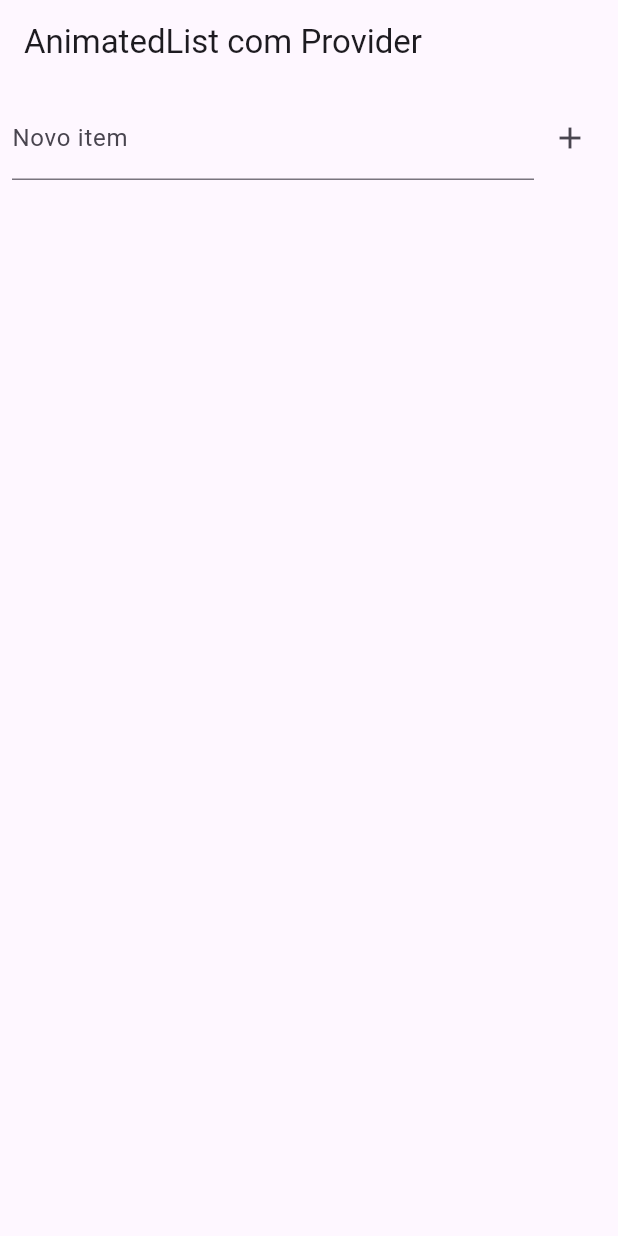
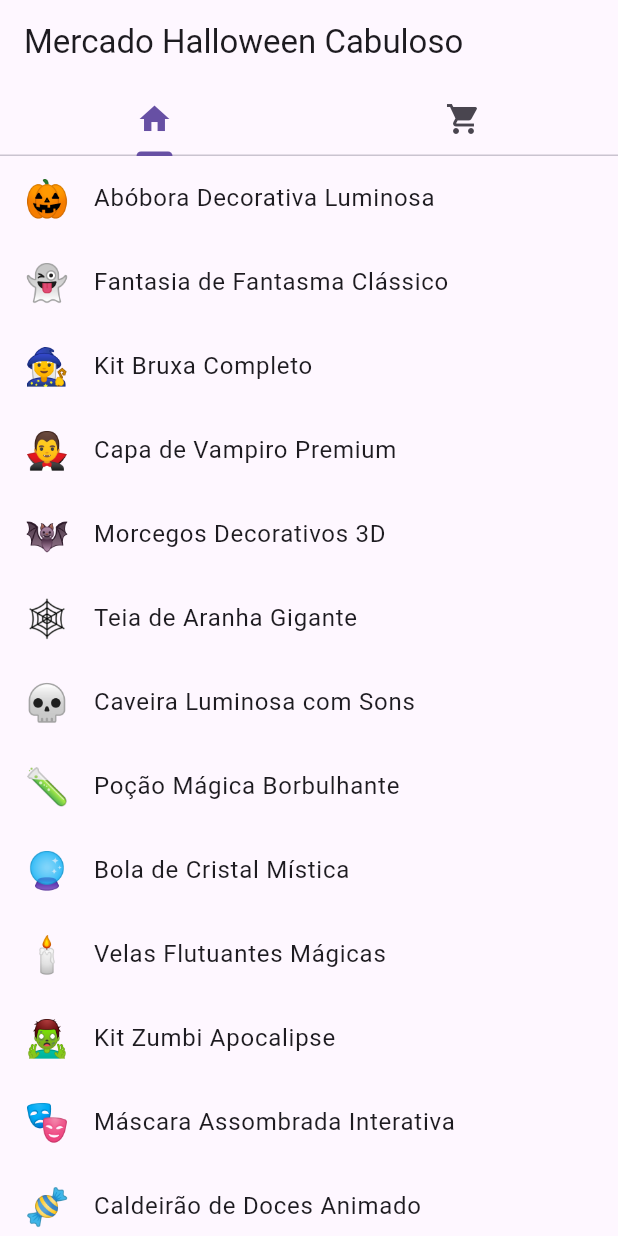
Before and after one commit to Mateus-Bueno/Aula-DevMob---5-Semestre, a Flutter app: the screen it shows after launch, on a phone screen of 412 x 824 dp. Run offline on Flutter 3.47's test engine with Material 3 defaults, Android fonts, the phone set to English and light mode, and no system bars.

Commit message:
Atualização para arquivos da nova atividade

```diff
--- a/lib/main.dart
+++ b/lib/main.dart
@@ -1,130 +1,277 @@
 import 'package:flutter/material.dart';
 import 'package:provider/provider.dart';
+import 'dart:convert';
 
 void main() {
-  runApp(
-    ChangeNotifierProvider(
-      create: (_) => ItemList(),
-      child: const MyApp(),
-    ),
-  );
+  runApp(const MyApp());
 }
 
-class MyApp extends StatelessWidget {
-  const MyApp({Key? key}) : super(key: key);
+class Produto {
+  final int id;
+  final String nome;
+  final String emoji;
+  final String descricao;
+  final double preco;
 
-  @override
-  Widget build(BuildContext context) {
-    return MaterialApp(
-      title: 'Animated ListView',
-      theme: ThemeData(primarySwatch: Colors.blue),
-      home: const AnimatedListScreen(),
+  Produto({
+    required this.id,
+    required this.nome,
+    required this.emoji,
+    required this.descricao,
+    required this.preco,
+  });
+
+  factory Produto.fromJson(Map<String, dynamic> json) {
+    return Produto(
+      id: json['id'],
+      nome: json['nome'],
+      emoji: json['emoji'],
+      descricao: json['descricao'],
+      preco: (json['preco'] as num).toDouble(),
     );
   }
 }
 
-class ItemList extends ChangeNotifier {
-  final GlobalKey<AnimatedListState> listKey = GlobalKey<AnimatedListState>();
-  final List<String> _items = [];
+class CarrinhoModel extends ChangeNotifier {
+  final List<Produto> _itens = [];
 
-  List<String> get items => List.unmodifiable(_items);
+  List<Produto> get itens => _itens;
 
-  void addItem(String item) {
-    _items.insert(0, item);
-    listKey.currentState?.insertItem(
-      0,
-      duration: const Duration(milliseconds: 300),
-    );
+  void adicionar(Produto produto) {
+    _itens.add(produto);
+    notifyListeners();
   }
 
-  void removeItem(int index) {
-    final removedItem = _items.removeAt(index);
-    listKey.currentState?.removeItem(
-      index,
-      (context, animation) => SizeTransition(
-        sizeFactor: animation,
-        child: _buildItem(removedItem),
-      ),
-      duration: const Duration(milliseconds: 300),
-    );
+  void finalizarCompra() {
+    _itens.clear();
+    notifyListeners();
   }
 
-  Widget _buildItem(String item) {
-    return Card(
-      margin: const EdgeInsets.symmetric(vertical: 5, horizontal: 10),
-      child: ListTile(title: Text(item)),
+  double get total => _itens.fold(0, (total, item) => total + item.preco);
+}
+
+const String produtosJson = '''
+{
+ "produtos_halloween": [
+ {
+ "id": 1,
+ "nome": "Abóbora Decorativa Luminosa",
+ "emoji": "🎃",
+ "descricao": "Abóbora artificial com luz LED interna, perfeita para decorar ambientes internos e externos durante o Halloween",
+ "preco": 45.90
+ },
+ {
+ "id": 2,
+ "nome": "Fantasia de Fantasma Clássico",
+ "emoji": "👻",
+ "descricao": "Roupa completa de fantasma com tecido branco flutuante e máscara assombrada",
+ "preco": 35.50
+ },
+ {
+ "id": 3,
+ "nome": "Kit Bruxa Completo",
+ "emoji": "🧙‍♀️",
+ "descricao": "Conjunto com chapéu pontudo, capa preta, varinha mágica e caldeirão decorativo",
+ "preco": 89.90
+ },
+ {
+ "id": 4,
+ "nome": "Capa de Vampiro Premium",
+ "emoji": "🧛‍♂️",
+ "descricao": "Capa elegante preta com forro vermelho, inclui dentes de vampiro e medalhão gótico",
+ "preco": 125.00
+ },
+ {
+ "id": 5,
+ "nome": "Morcegos Decorativos 3D",
+ "emoji": "🦇",
+ "descricao": "Pack com 12 morcegos de papel 3D para colar na parede e criar ambiente assombrado",
+ "preco": 22.90
+ },
+ {
+ "id": 6,
+ "nome": "Teia de Aranha Gigante",
+ "emoji": "🕸️",
+ "descricao": "Teia artificial extensível de até 2 metros, inclui aranha peluda realística",
+ "preco": 38.50
+ },
+ {
+ "id": 7,
+ "nome": "Caveira Luminosa com Sons",
+ "emoji": "💀",
+ "descricao": "Caveira decorativa com efeitos sonoros assombrados e iluminação que pisca",
+ "preco": 65.90
+ },
+ {
+ "id": 8,
+ "nome": "Poção Mágica Borbulhante",
+ "emoji": "🧪",
+ "descricao": "Kit para criar poções com efeito borbulhante e fumaça colorida, seguro para crianças",
+ "preco": 42.00
+ },
+ {
+ "id": 9,
+ "nome": "Bola de Cristal Mística",
+ "emoji": "🔮",
+ "descricao": "Bola de cristal com base ornamentada e luz LED que cria efeitos místicos",
+ "preco": 78.90
+ },
+ {
+ "id": 10,
+ "nome": "Velas Flutuantes Mágicas",
+ "emoji": "🕯️",
+ "descricao": "Conjunto de velas LED flutuantes com controle remoto para criar atmosfera mágica",
+ "preco": 95.50
+ },
+ {
+ "id": 11,
+ "nome": "Kit Zumbi Apocalipse",
+ "emoji": "🧟‍♂️",
+ "descricao": "Fantasia completa de zumbi com roupas rasgadas, maquiagem e sangue artificial",
+ "preco": 115.90
+ },
+ {
+ "id": 12,
+ "nome": "Máscara Assombrada Interativa",
+ "emoji": "🎭",
+ "descricao": "Máscara com sensores de movimento que emite sons e acende os olhos quando alguém se aproxima",
+ "preco": 87.50
+ },
+ {
+ "id": 13,
+ "nome": "Caldeirão de Doces Animado",
+ "emoji": "🍬",
+ "descricao": "Caldeirão decorativo que faz barulhos assombrados quando crianças pegam doces",
+ "preco": 58.90
+ },
+ {
+ "id": 14,
+ "nome": "Aranha Robótica Gigante",
+ "emoji": "🕷️",
+ "descricao": "Aranha motorizada de 30cm que se move sozinha e emite sons realísticos",
+ "preco": 145.00
+ },
+ {
+ "id": 15,
+ "nome": "Lápide Decorativa Personalizada",
+ "emoji": "⚰️",
+ "descricao": "Lápide de jardim personalizável com frases assombradas e acabamento envelhecido",
+ "preco": 72.50
+ }
+ ]
+}
+''';
+
+final List<Produto> produtos =
+    (jsonDecode(produtosJson)['produtos_halloween'] as List)
+        .map((value) => Produto.fromJson(value))
+        .toList();
+
+class MyApp extends StatelessWidget {
+  const MyApp({super.key});
+
+  @override
+  Widget build(BuildContext context) {
+    return ChangeNotifierProvider(
+      create: (_) => CarrinhoModel(),
+      child: MaterialApp(
+        title: 'Mercado Halloween Cabuloso',
+        home: const HomePage(),
+      ),
     );
   }
 }
 
-class AnimatedListScreen extends StatefulWidget {
-  const AnimatedListScreen({Key? key}) : super(key: key);
+class HomePage extends StatefulWidget {
+  const HomePage({super.key});
 
   @override
-  _AnimatedListScreenState createState() => _AnimatedListScreenState();
+  State<HomePage> createState() => _HomePageState();
 }
 
-class _AnimatedListScreenState extends State<AnimatedListScreen> {
-  final TextEditingController _controller = TextEditingController();
+class _HomePageState extends State<HomePage>
+    with SingleTickerProviderStateMixin {
+  late TabController _controller;
 
   @override
-  void dispose() {
-    _controller.dispose();
-    super.dispose();
+  void initState() {
+    super.initState();
+    _controller = TabController(length: 2, vsync: this);
   }
 
   @override
   Widget build(BuildContext context) {
-    final provider = context.watch<ItemList>();
-
     return Scaffold(
-      appBar: AppBar(title: const Text('AnimatedList com Provider')),
-      body: SafeArea(
-        child: Column(
-          children: [
-            Padding(
-              padding: const EdgeInsets.all(8.0),
-              child: Row(
-                children: [
-                  Expanded(
-                    child: TextField(
+      appBar: AppBar(
+        title: const Text("Mercado Halloween Cabuloso"),
+        bottom: TabBar(
           controller: _controller,
-                      decoration: const InputDecoration(labelText: 'Novo item'),
-                    ),
-                  ),
-                  IconButton(
-                    icon: const Icon(Icons.add),
-                    onPressed: () {
-                      final text = _controller.text.trim();
-                      if (text.isEmpty) return;
-                      provider.addItem(text);
-                      _controller.clear();
-                    },
-                  ),
+          tabs: const [
+            Tab(icon: Icon(Icons.home)),
+            Tab(icon: Icon(Icons.shopping_cart)),
           ],
         ),
       ),
-            Expanded(
-              child: AnimatedList(
-                key: provider.listKey,
-                initialItemCount: provider.items.length,
-                itemBuilder: (context, index, animation) {
-                  final item = provider.items[index];
-                  return SizeTransition(
-                    sizeFactor: animation,
-                    child: Card(
-                      margin: const EdgeInsets.symmetric(vertical: 5, horizontal: 10),
-                      child: ListTile(
-                        title: Text(item),
-                        trailing: IconButton(
-                          icon: const Icon(Icons.delete),
-                          onPressed: () => provider.removeItem(index),
+      body: TabBarView(
+        controller: _controller,
+        children: [
+          ListView.builder(
+            itemCount: produtos.length,
+            itemBuilder: (context, index) {
+              final produto = produtos[index];
+              return ListTile(
+                leading: Text(
+                  produto.emoji,
+                  style: const TextStyle(fontSize: 24),
                 ),
-                      ),
+                title: Text(produto.nome),
+                onTap: () {
+                  Navigator.push(
+                    context,
+                    MaterialPageRoute(
+                      builder: (_) => DetalhesPage(produto: produto),
                     ),
                   );
                 },
+              );
+            },
           ),
+          const CarrinhoPage(),
+        ],
+      ),
+    );
+  }
+}
+
+class DetalhesPage extends StatelessWidget {
+  final Produto produto;
+
+  const DetalhesPage({super.key, required this.produto});
+
+  @override
+  Widget build(BuildContext context) {
+    return Scaffold(
+      appBar: AppBar(title: Text(produto.nome)),
+      body: Padding(
+        padding: const EdgeInsets.all(16),
+        child: Column(
+          crossAxisAlignment: CrossAxisAlignment.start,
+          children: [
+            Text(produto.emoji, style: const TextStyle(fontSize: 48)),
+            const SizedBox(height: 10),
+            Text(produto.descricao),
+            const SizedBox(height: 10),
+            Text("Preço: R\$${produto.preco.toStringAsFixed(2)}"),
+            const Spacer(),
+            ElevatedButton(
+              onPressed: () {
+                Provider.of<CarrinhoModel>(
+                  context,
+                  listen: false,
+                ).adicionar(produto);
+                Navigator.pop(context);
+              },
+              child: const Text("Adicionar ao carrinho"),
             ),
           ],
         ),
@@ -132,3 +279,51 @@ class _AnimatedListScreenState extends State<AnimatedListScreen> {
     );
   }
 }
+
+class CarrinhoPage extends StatelessWidget {
+  const CarrinhoPage({super.key});
+
+  @override
+  Widget build(BuildContext context) {
+    return Consumer<CarrinhoModel>(
+      builder: (context, carrinho, child) {
+        return Column(
+          children: [
+            Expanded(
+              child: ListView.builder(
+                itemCount: carrinho.itens.length,
+                itemBuilder: (context, index) {
+                  final produto = carrinho.itens[index];
+                  return ListTile(
+                    title: Text(produto.nome),
+                    trailing: Text("R\$${produto.preco.toStringAsFixed(2)}"),
+                  );
+                },
+              ),
+            ),
+            Padding(
+              padding: const EdgeInsets.all(16),
+              child: Column(
+                children: [
+                  Text("Total: R\$${carrinho.total.toStringAsFixed(2)}"),
+                  const SizedBox(height: 10),
+                  ElevatedButton(
+                    onPressed: () {
+                      carrinho.finalizarCompra();
+                      ScaffoldMessenger.of(context).showSnackBar(
+                        const SnackBar(
+                          content: Text("Compra realizada com sucesso!"),
+                        ),
+                      );
+                    },
+                    child: const Text("Finalizar Compra"),
+                  ),
+                ],
+              ),
+            ),
+          ],
+        );
+      },
+    );
+  }
+}
--- a/pubspec.yaml
+++ b/pubspec.yaml
@@ -1,5 +1,5 @@
-name: aula7_animated_list
-description: Exemplo de AnimatedList com Provider
+name: E-commerce Cabuloso
+description: Você foi contratado para ajudar a criar um protótipo de sistema de e-commerce do nosso amigo Kleber Cabuloso.
 publish_to: 'none'
 environment:
   sdk: ">=2.17.0 <3.0.0"
```
Lines whose indentation alone changed are shown as unchanged.
